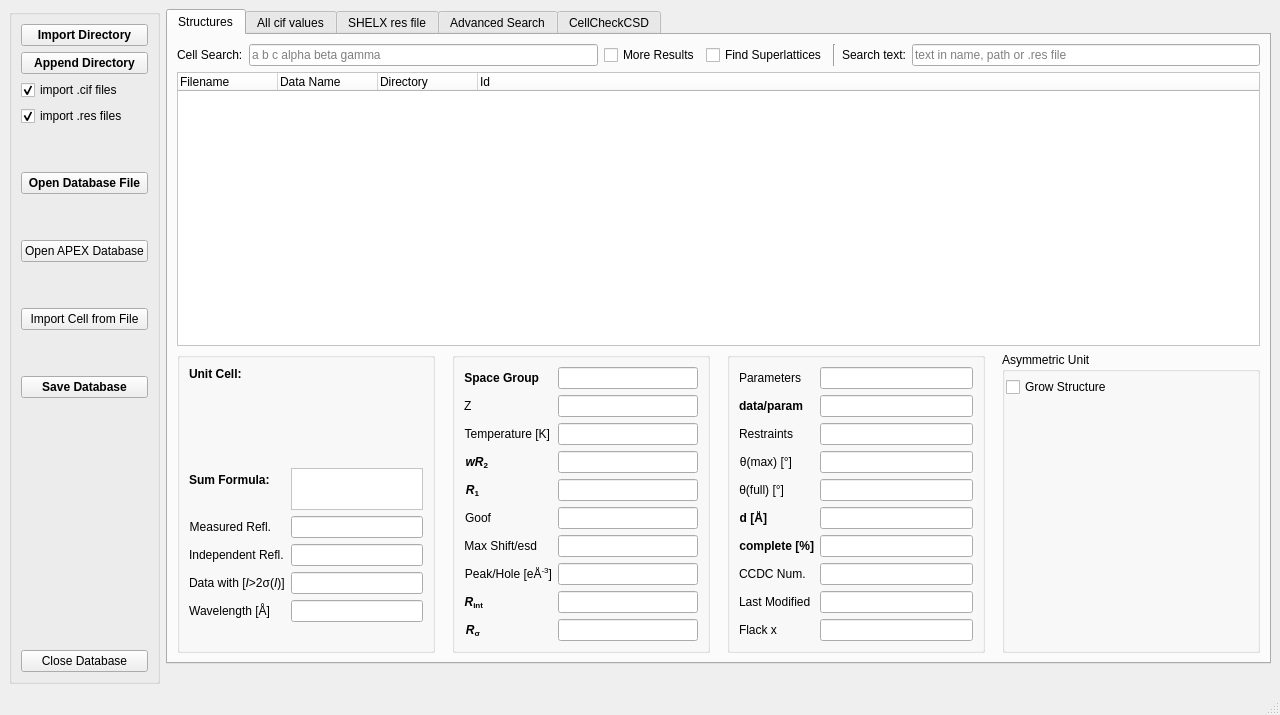
Before: the Qt Designer form gui/strf_main.ui in dkratzert/StructureFinder, drawn with Qt 5.
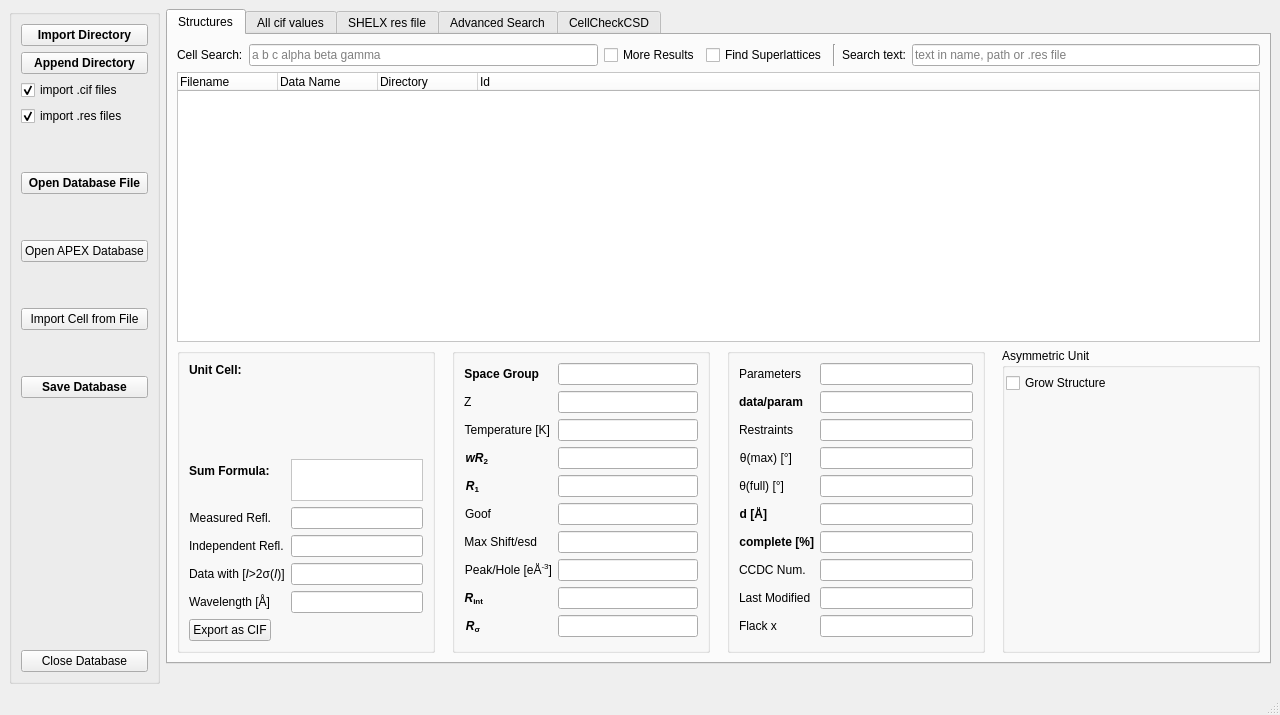
After: the same form once the commit is applied. The open tabs and pages were chosen to show the change.

Commit message: adds cif export to structurefinder

```diff
--- a/gui/strf_main.ui
+++ b/gui/strf_main.ui
@@ -587,7 +587,7 @@
                  <property name="minimumSize">
                   <size>
                    <width>0</width>
-                   <height>75</height>
+                   <height>70</height>
                   </size>
                  </property>
                  <property name="baseSize">
@@ -779,18 +779,18 @@
                  </item>
                 </layout>
                </item>
-               <item>
-                <spacer name="verticalSpacer_7">
-                 <property name="orientation">
-                  <enum>Qt::Vertical</enum>
+               <item alignment="Qt::AlignLeft">
+                <widget class="QPushButton" name="ExportAsCIFpushButton">
+                 <property name="sizePolicy">
+                  <sizepolicy hsizetype="Maximum" vsizetype="Fixed">
+                   <horstretch>0</horstretch>
+                   <verstretch>0</verstretch>
+                  </sizepolicy>
                  </property>
-                 <property name="sizeHint" stdset="0">
-                  <size>
-                   <width>20</width>
-                   <height>40</height>
-                  </size>
+                 <property name="text">
+                  <string>Export as CIF</string>
                  </property>
-                </spacer>
+                </widget>
                </item>
               </layout>
              </widget>
```
Left out of the diff: 4 changed lines with no effect on the pictures. The commit also changes 4 other files.
